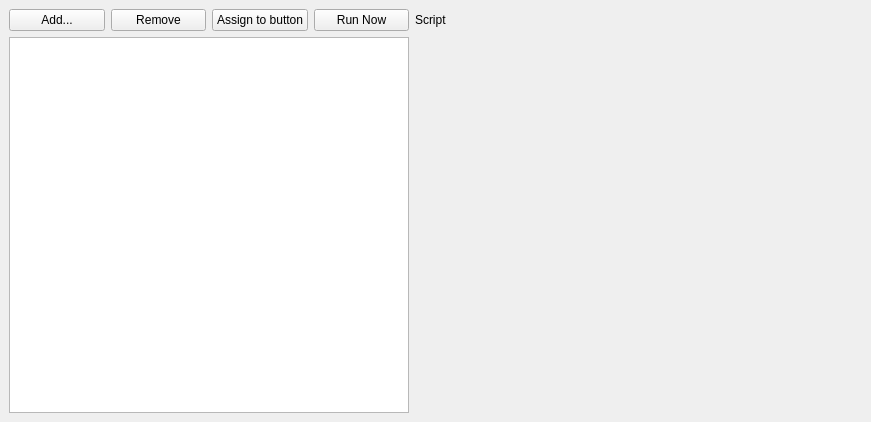
Old version of the form src/Interface/Application/MacroEditor.ui in the repository SCIInstitute/SCIRun.
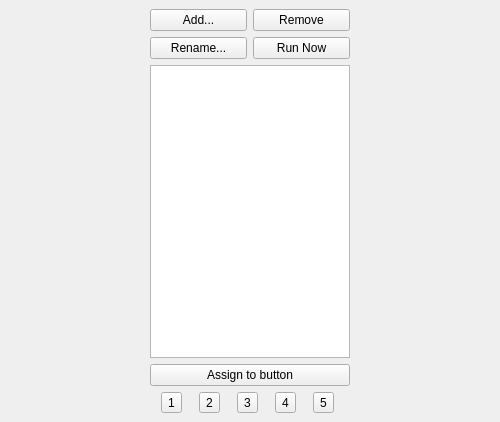
New version of the form.

Commit message: Improve macro editor layout

Patch:
```diff
--- a/src/Interface/Application/MacroEditor.ui
+++ b/src/Interface/Application/MacroEditor.ui
@@ -6,13 +6,13 @@
    <rect>
     <x>0</x>
     <y>0</y>
-    <width>871</width>
+    <width>500</width>
     <height>422</height>
    </rect>
   </property>
   <property name="minimumSize">
    <size>
-    <width>800</width>
+    <width>500</width>
     <height>422</height>
    </size>
   </property>
@@ -20,31 +20,19 @@
    <string>Macro Editor</string>
   </property>
   <widget class="QWidget" name="dockWidgetContents">
-   <layout class="QGridLayout" name="gridLayout_2">
+   <layout class="QGridLayout" name="gridLayout_4">
+    <item row="0" column="0">
+     <layout class="QGridLayout" name="gridLayout_3">
     <item row="0" column="0">
      <layout class="QGridLayout" name="gridLayout">
-      <item row="0" column="3">
-       <widget class="QPushButton" name="runNowPushButton_">
-        <property name="text">
-         <string>Run Now</string>
-        </property>
-       </widget>
-      </item>
-      <item row="0" column="2">
-       <widget class="QPushButton" name="assignToButtonPushButton_">
-        <property name="maximumSize">
-         <size>
-          <width>200</width>
-          <height>16777215</height>
-         </size>
-        </property>
-        <property name="text">
-         <string>Assign to button</string>
-        </property>
-       </widget>
-      </item>
       <item row="0" column="0">
        <widget class="QPushButton" name="addPushButton_">
+          <property name="maximumSize">
+           <size>
+            <width>100</width>
+            <height>16777215</height>
+           </size>
+          </property>
         <property name="text">
          <string>Add...</string>
         </property>
@@ -52,25 +40,38 @@
       </item>
       <item row="0" column="1">
        <widget class="QPushButton" name="removePushButton_">
+          <property name="maximumSize">
+           <size>
+            <width>100</width>
+            <height>16777215</height>
+           </size>
+          </property>
         <property name="text">
          <string>Remove</string>
         </property>
        </widget>
       </item>
-     </layout>
-    </item>
-    <item row="0" column="1">
-     <widget class="QLabel" name="label_2">
-      <property name="text">
-       <string>Script</string>
-      </property>
-     </widget>
-    </item>
+        <item row="1" column="0">
+         <widget class="QPushButton" name="renamePushButton_">
+          <property name="text">
+           <string>Rename...</string>
+          </property>
+         </widget>
+        </item>
+        <item row="1" column="1">
+         <widget class="QPushButton" name="runNowPushButton_">
+          <property name="text">
+           <string>Run Now</string>
+          </property>
+         </widget>
+        </item>
+       </layout>
+      </item>
     <item row="1" column="0">
      <widget class="QListWidget" name="macroListWidget_">
       <property name="maximumSize">
        <size>
-        <width>400</width>
+          <width>200</width>
         <height>16777215</height>
        </size>
       </property>
@@ -90,6 +91,60 @@
        <bool>false</bool>
       </property>
      </widget>
+      </item>
+      <item row="2" column="0">
+       <widget class="QPushButton" name="assignToButtonPushButton_">
+        <property name="maximumSize">
+         <size>
+          <width>200</width>
+          <height>16777215</height>
+         </size>
+        </property>
+        <property name="text">
+         <string>Assign to button</string>
+        </property>
+       </widget>
+      </item>
+      <item row="3" column="0">
+       <layout class="QGridLayout" name="gridLayout_2">
+        <item row="0" column="0">
+         <widget class="QToolButton" name="toolButton1_">
+          <property name="text">
+           <string>1</string>
+          </property>
+         </widget>
+        </item>
+        <item row="0" column="1">
+         <widget class="QToolButton" name="toolButton2_">
+          <property name="text">
+           <string>2</string>
+          </property>
+         </widget>
+        </item>
+        <item row="0" column="2">
+         <widget class="QToolButton" name="toolButton3_">
+          <property name="text">
+           <string>3</string>
+          </property>
+         </widget>
+        </item>
+        <item row="0" column="3">
+         <widget class="QToolButton" name="toolButton4_">
+          <property name="text">
+           <string>4</string>
+          </property>
+         </widget>
+        </item>
+        <item row="0" column="4">
+         <widget class="QToolButton" name="toolButton5_">
+          <property name="text">
+           <string>5</string>
+          </property>
+         </widget>
+        </item>
+       </layout>
+      </item>
+     </layout>
     </item>
    </layout>
   </widget>
```
Left out of the diff: 3 changed lines with no effect on the pictures. Lines whose indentation alone changed are shown as unchanged. The commit also changes 2 other files.
